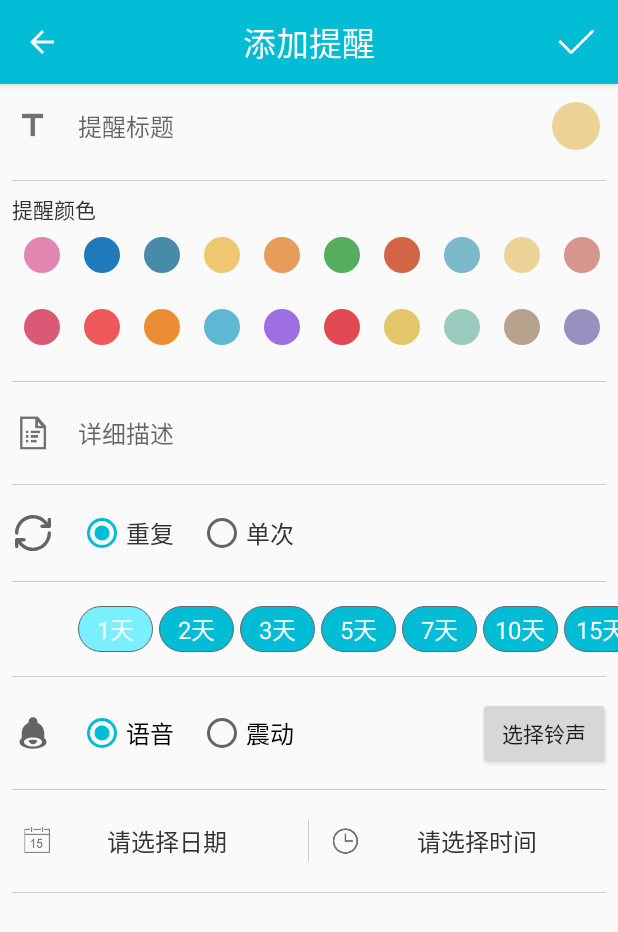
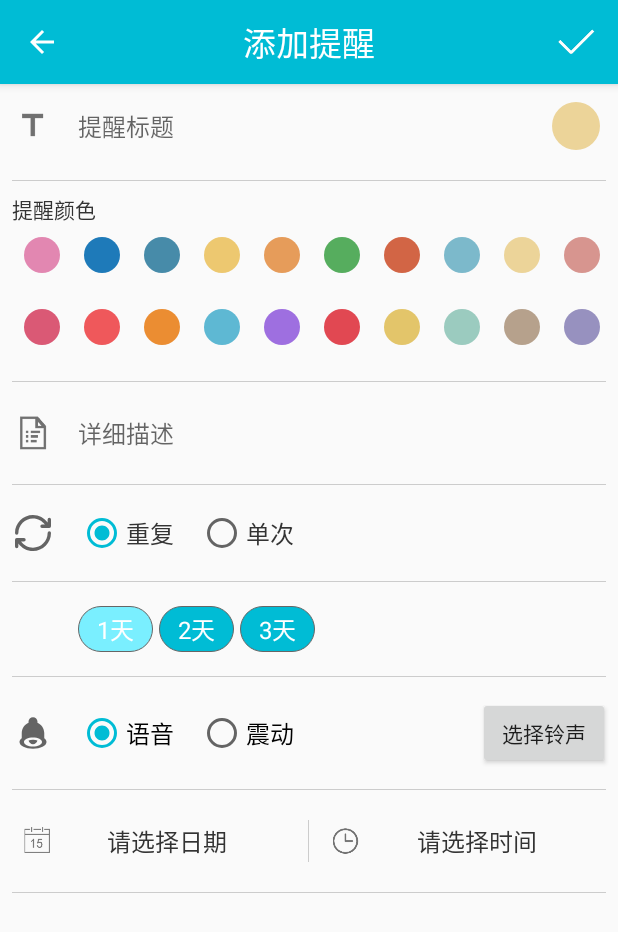
Before and after one commit to lgxzzz/VoiceTodo, an Android app: the AddTaskActivity screen opened directly, with no data from a screen before it, on a phone screen of 412 x 824 dp. Shown: the top 932 px of the screen. Run offline under Robolectric (Android 15) with nearby library versions, the light colour scheme and no system bars; libraries missing offline, so code that uses them is left out: cn.qqtheme.framework.

```diff
--- a/app/src/main/java/com/upfinder/voicetodo/MainActivity.kt
+++ b/app/src/main/java/com/upfinder/voicetodo/MainActivity.kt
@@ -71,7 +71,7 @@ class MainActivity : AppCompatActivity(), NavigationView.OnNavigationItemSelecte
         filter.addAction(Intent.ACTION_SCREEN_ON)
         registerReceiver(screenOnReceiver, filter)
 
-        LiveService.toLiveService(this) ;
+//        LiveService.toLiveService(this) ;
     }
 
     private fun initView() {
--- a/app/src/main/res/layout/activity_add_task.xml
+++ b/app/src/main/res/layout/activity_add_task.xml
@@ -304,6 +304,7 @@
                     android:layout_marginRight="4dp"
                     android:background="@drawable/shape_repeat_period_bg"
                     android:textColor="#fff"
+                    android:visibility="gone"
                     android:layout_height="wrap_content"/>
 
                 <RadioButton
@@ -320,6 +321,7 @@
                     android:layout_marginRight="4dp"
                     android:background="@drawable/shape_repeat_period_bg"
                     android:textColor="#fff"
+                    android:visibility="gone"
                     android:layout_height="wrap_content"/>
 
                 <RadioButton
@@ -336,6 +338,7 @@
                     android:layout_marginRight="4dp"
                     android:background="@drawable/shape_repeat_period_bg"
                     android:textColor="#fff"
+                    android:visibility="gone"
                     android:layout_height="wrap_content"/>
 
                 <RadioButton
@@ -352,6 +355,7 @@
                     android:layout_marginRight="4dp"
                     android:background="@drawable/shape_repeat_period_bg"
                     android:textColor="#fff"
+                    android:visibility="gone"
                     android:layout_height="wrap_content"/>
                 <RadioButton
                     android:button="@null"
@@ -367,6 +371,7 @@
                     android:layout_marginRight="4dp"
                     android:background="@drawable/shape_repeat_period_bg"
                     android:textColor="#fff"
+                    android:visibility="gone"
                     android:layout_height="wrap_content"/>
 
             </RadioGroup>
```
